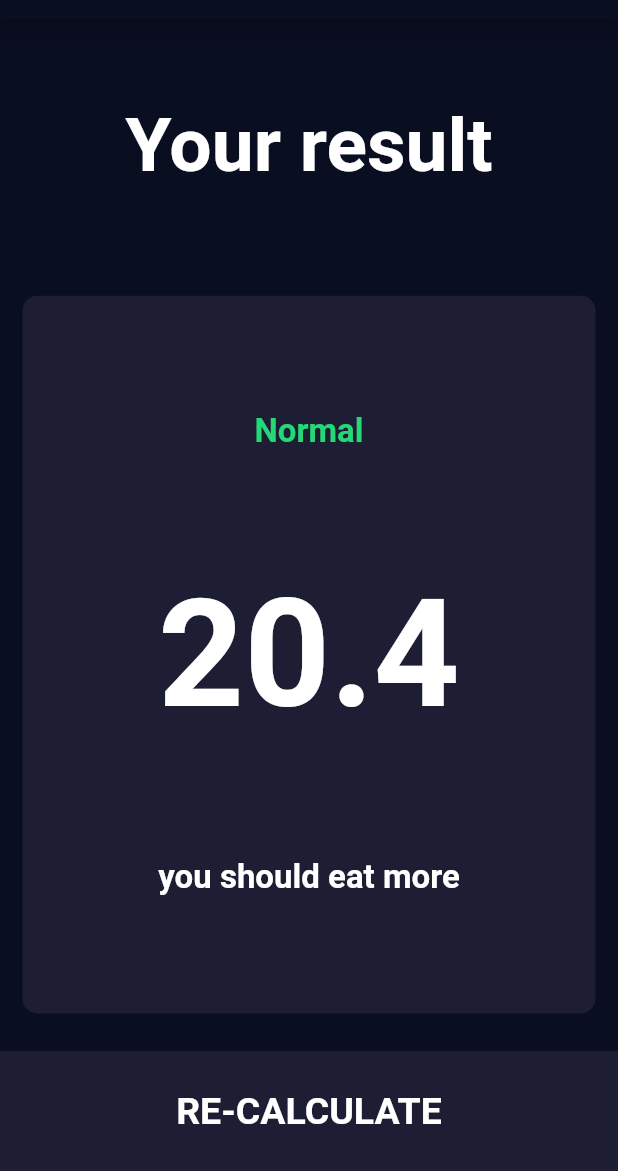
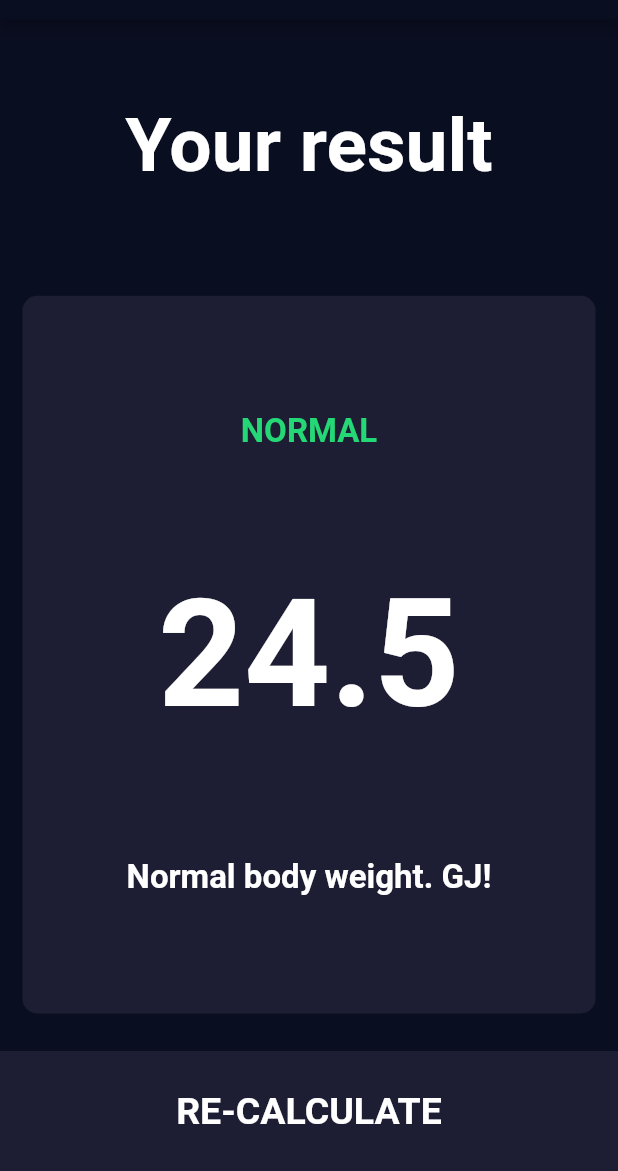
Before and after one commit to flywerk/bmi_calc, a Flutter app: the screen it shows after launch, after a tap on "CALCULATE", on a phone screen of 412 x 824 dp, the part 65-1236 px from its top. Run offline on Flutter 3.47's test engine with Material 2 defaults, Android fonts, the phone set to English and light mode, and no system bars; our stand-ins replace font_awesome_flutter.

Commit message:
added bmi calculator. v 1.0.

```diff
--- /dev/null
+++ b/lib/calculator.dart
@@ -0,0 +1,36 @@
+
+import 'dart:math';
+
+class Calculator {
+  Calculator({this.height, this.weight});
+
+  final int height;
+  final int weight;
+
+  double _bmi;
+
+  String calculateBMI() {
+    _bmi = weight / pow(height/100, 2);
+    return _bmi.toStringAsFixed(1);
+  }
+
+  String getResult () {
+    if (_bmi >= 25) {
+      return 'Overweight';
+    } else if (_bmi > 18.5) {
+      return 'Normal';
+    } else {
+      return 'Underweight';
+    }
+  }
+
+  String getInterpretation() {
+    if (_bmi >= 25) {
+      return 'Higher than normal body weight';
+    } else if (_bmi > 18.5) {
+      return 'Normal body weight. GJ!';
+    } else {
+      return 'Lower than normal body weight';
+    }
+  }
+}
--- a/lib/screens/input_page.dart
+++ b/lib/screens/input_page.dart
@@ -8,6 +8,7 @@ import '../constants.dart';
 import 'result_page.dart';
 import '../components/bottom_button.dart';
 import '../components/round_icon_button.dart';
+import 'package:bmi_calc/calculator.dart';
 
 
 enum Gender {
@@ -159,7 +160,12 @@ class _InputPageState extends State<InputPage> {
             ),
           ),
           BottomButton(buttonTitle: "CALCULATE", onTap: () {
-            Navigator.push(context, MaterialPageRoute(builder: (context) => ResultPage()));
+            Calculator calc = Calculator(height: height, weight: weight);
+            Navigator.push(context, MaterialPageRoute(builder: (context) => ResultPage(
+              bmiResult: calc.calculateBMI(),
+              resultText: calc.getResult(),
+              interpretation: calc.getInterpretation(),
+            )));
           },),
         ],
       )
--- a/lib/screens/result_page.dart
+++ b/lib/screens/result_page.dart
@@ -7,7 +7,12 @@ import '../components/bottom_button.dart';
 
 
 class ResultPage extends StatelessWidget {
-  const ResultPage({Key key}) : super(key: key);
+
+  const ResultPage({@required this.interpretation, @required this.bmiResult, @required this.resultText});
+
+  final String bmiResult;
+  final String resultText;
+  final String interpretation;
 
   @override
   Widget build(BuildContext context) {
@@ -32,9 +37,9 @@ class ResultPage extends StatelessWidget {
                 mainAxisAlignment: MainAxisAlignment.spaceEvenly,
                 crossAxisAlignment: CrossAxisAlignment.center,
                 children: [
-                  Text("Normal", style: cResultTextStyle,),
-                  Text("20.4", style: cBMITextStyle,),
-                  Text("you should eat more", style: cBodyTextStyle, textAlign: TextAlign.center,),
+                  Text(resultText.toUpperCase(), style: cResultTextStyle,),
+                  Text(bmiResult, style: cBMITextStyle,),
+                  Text(interpretation, style: cBodyTextStyle, textAlign: TextAlign.center,),
                 ],
               ),
             ),
```
